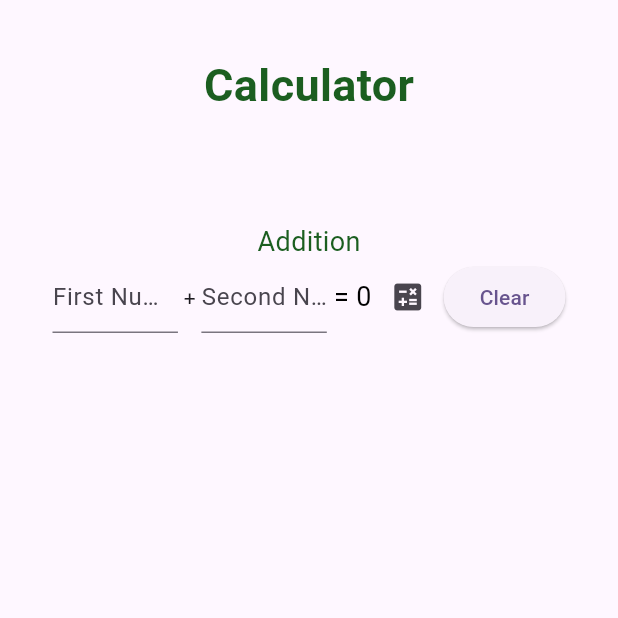
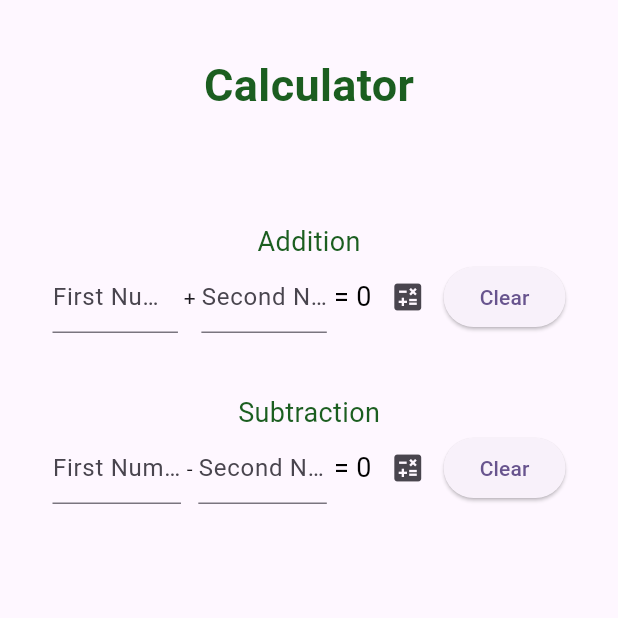
Before and after one commit to aaron-azarcon/Mobile-Calculator_CCS-206, a Flutter app: the screen it shows after launch, on a phone screen of 412 x 824 dp, the top half of it. Run offline on Flutter 3.47's test engine with Material 3 defaults, Android fonts, the phone set to English and light mode, and no system bars.

Commit message:
Integrated Subtraction Row into the Application

```diff
--- a/lib/main.dart
+++ b/lib/main.dart
@@ -29,12 +29,19 @@ class CalculatorScreen extends StatefulWidget {
 
 class _CalculatorScreenState extends State<CalculatorScreen> {
   int sum = 0;
+  int difference = 0;
 
   TextEditingController add1Controller = TextEditingController();
   TextEditingController add2Controller = TextEditingController();
 
+  TextEditingController sub1Controller = TextEditingController();
+  TextEditingController sub2Controller = TextEditingController();
+
   int firstAddNum = 0;
   int secondAddNum = 0;
+
+  int firstSubNum = 0;
+  int secondSubNum = 0;
 
   @override
   Widget build(BuildContext context) {
@@ -127,7 +134,79 @@ class _CalculatorScreenState extends State<CalculatorScreen> {
             ),
             // 3.c - Add the other operations
             // Minus Row
+            const SizedBox(height: 40),
 
+            Text(
+              "Subtraction",
+              style: TextStyle(
+                fontSize: 18,
+                color: Colors.green[900],
+              ),
+            ),
+
+            Row(
+              mainAxisAlignment: MainAxisAlignment.spaceAround,
+              children: [
+                Expanded(
+                  child: TextField(
+                    controller: sub1Controller,
+                    decoration: const InputDecoration(hintText: "First Number"),
+                    onChanged: (value) {
+                      setState(() {
+                        firstSubNum = int.tryParse(value) ?? 0;
+                      });
+                    },
+                  ),
+                ),
+                const Text(" - "),
+                Expanded(
+                  child: TextField(
+                    controller: sub2Controller,
+                    decoration: const InputDecoration(hintText: "Second Number"),
+                    onChanged: (value) {
+                      setState(() {
+                        secondSubNum = int.tryParse(value) ?? 0;
+                      });
+                    },
+                  ),
+                ),
+                Text(
+                  ' = $difference',
+                  style: const TextStyle(
+                    fontSize: 18,
+                    color: Colors.black,
+                  ),
+                ),
+
+                // 3.a Add an IconButton here
+                IconButton(
+                  icon: const Icon(Icons.calculate),
+                  onPressed: () {
+                    setState(() {
+                      difference = firstSubNum - secondSubNum;
+                    });
+                  },
+                ),
+                // 3.b Add clear button here
+                ElevatedButton(
+                  onPressed: () {
+                    setState(() {
+                      sub1Controller.clear();
+                      sub2Controller.clear();
+                      firstSubNum = 0;
+                      secondSubNum = 0;
+                      difference = 0;
+                    });
+                  },
+                  style: ElevatedButton.styleFrom(
+                    shape: RoundedRectangleBorder(
+                      borderRadius: BorderRadius.circular(30),
+                    ),
+                  ),
+                  child: const Text("Clear"),
+                )
+              ],
+            ),
             // Multiplication Row
 
             // Division Row
```
